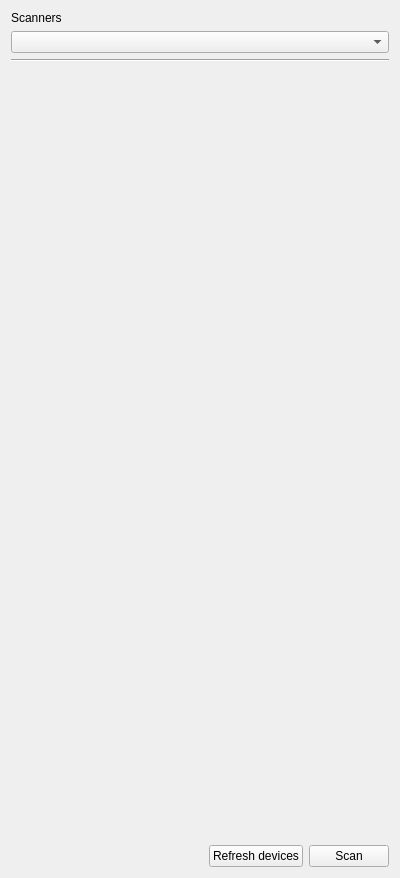
Before: the Qt Designer form src/gui/scan_settings_widget.ui in p12tic/sanescan, drawn with Qt 5.
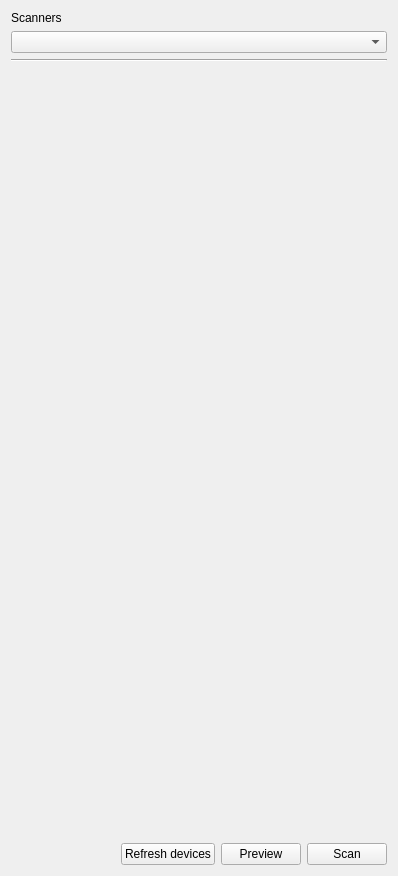
After: the same form once the commit is applied.

Commit message: gui: Implement preview scans

Patch:
```diff
--- a/src/gui/scan_settings_widget.ui
+++ b/src/gui/scan_settings_widget.ui
@@ -6,8 +6,8 @@
    <rect>
     <x>0</x>
     <y>0</y>
-    <width>400</width>
-    <height>878</height>
+    <width>398</width>
+    <height>876</height>
    </rect>
   </property>
   <property name="windowTitle">
@@ -66,6 +66,13 @@
        </property>
       </widget>
      </item>
+     <item>
+      <widget class="QPushButton" name="b_preview">
+       <property name="text">
+        <string>Preview</string>
+       </property>
+      </widget>
+     </item>
      <item>
       <widget class="QPushButton" name="b_scan">
        <property name="text">
```
The commit also changes 8 other files.
